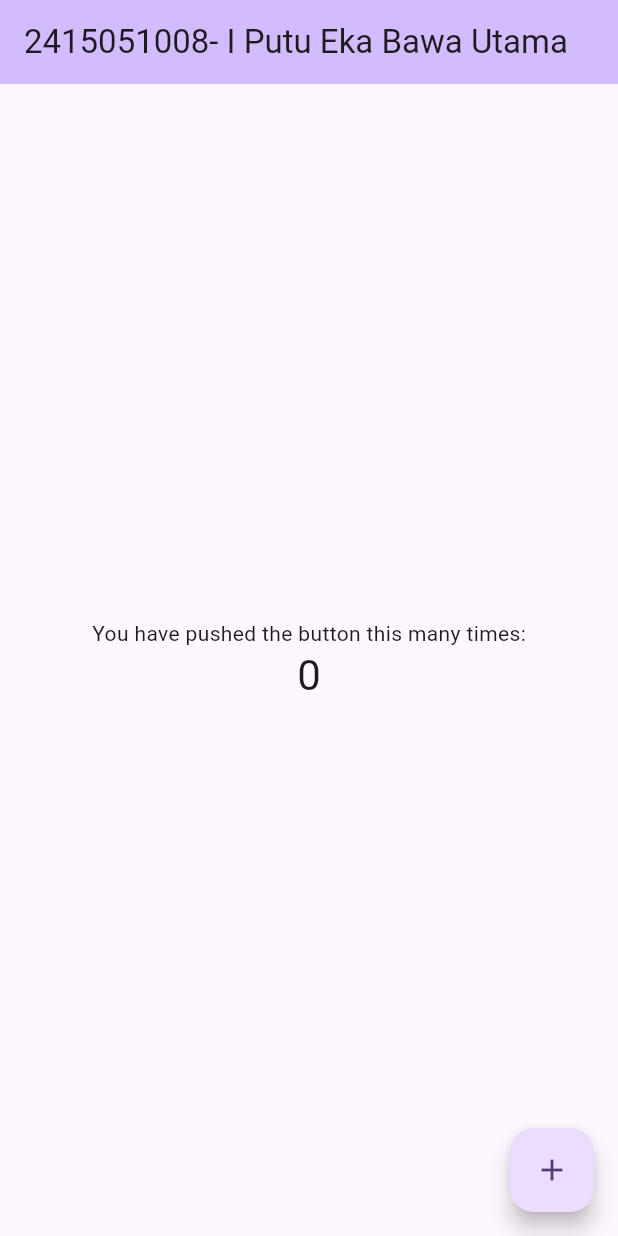
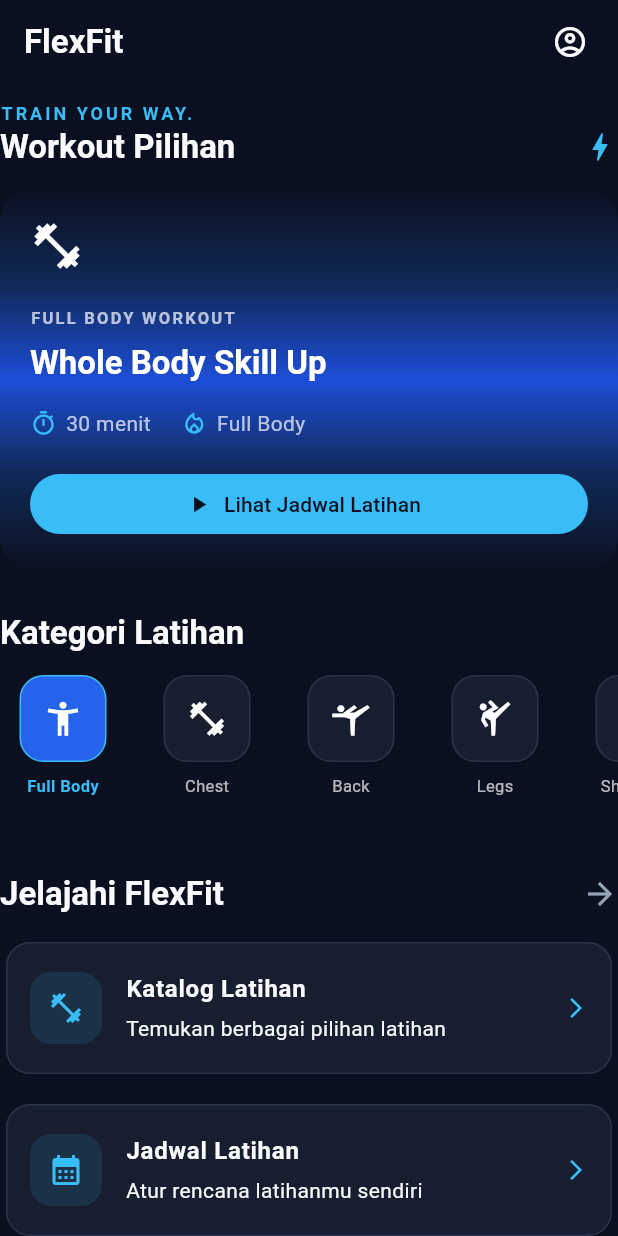
Before and after one commit to ekabawa/FlexFit, a Flutter app: the screen it shows after launch, on a phone screen of 412 x 824 dp. Run offline on Flutter 3.47's test engine with Material 3 defaults, Android fonts, the phone set to English and light mode, and no system bars.

Commit message:
feat: implement dark theme and basic navigation

```diff
--- a/lib/main.dart
+++ b/lib/main.dart
@@ -1,4 +1,6 @@
 import 'package:flutter/material.dart';
+import 'utils/app_theme.dart';
+import 'screens/home_screen.dart';
 
 void main() {
   runApp(const MyApp());
@@ -11,26 +13,10 @@
   @override
   Widget build(BuildContext context) {
     return MaterialApp(
-      title: 'Flutter Demo',
-      theme: ThemeData(
-        // This is the theme of your application.
-        //
-        // TRY THIS: Try running your application with "flutter run". You'll see
-        // the application has a purple toolbar. Then, without quitting the app,
-        // try changing the seedColor in the colorScheme below to Colors.green
-        // and then invoke "hot reload" (save your changes or press the "hot
-        // reload" button in a Flutter-supported IDE, or press "r" if you used
-        // the command line to start the app).
-        //
-        // Notice that the counter didn't reset back to zero; the application
-        // state is not lost during the reload. To reset the state, use hot
-        // restart instead.
-        //
-        // This works for code too, not just values: Most code changes can be
-        // tested with just a hot reload.
-        colorScheme: .fromSeed(seedColor: Colors.deepPurple),
-      ),
-      home: const MyHomePage(title: '2415051008- I Putu Eka Bawa Utama'),
+      title: 'FlexFit',
+      debugShowCheckedModeBanner: false,
+      theme: AppTheme.lightTheme,
+      home: const HomeScreen(),
     );
   }
 }
--- /dev/null
+++ b/lib/screens/exercise_catalog_screen.dart
@@ -0,0 +1,33 @@
+
+import 'package:flutter/material.dart';
+
+class ExerciseCatalogScreen extends StatelessWidget {
+  const ExerciseCatalogScreen({super.key});
+
+  @override
+  Widget build(BuildContext context) {
+    return Scaffold(
+      appBar: AppBar(
+        title: const Text('Katalog Latihan'),
+      ),
+      body: const Center(
+        child: Column(
+          mainAxisSize: MainAxisSize.min,
+          children: [
+            Icon(Icons.fitness_center, size: 64),
+            SizedBox(height: 16),
+            Text(
+              'Katalog Latihan',
+              style: TextStyle(
+                fontSize: 22,
+                fontWeight: FontWeight.bold,
+              ),
+            ),
+            SizedBox(height: 8),
+            Text('Daftar latihan akan ditampilkan di sini.'),
+          ],
+        ),
+      ),
+    );
+  }
+}
--- /dev/null
+++ b/lib/screens/home_screen.dart
@@ -0,0 +1,377 @@
+
+import 'package:flutter/material.dart';
+
+import 'exercise_catalog_screen.dart';
+import 'workout_schedule_screen.dart';
+
+class HomeScreen extends StatelessWidget {
+  const HomeScreen({super.key});
+
+  static const Color _electricBlue = Color(0xFF38BDF8);
+  static const Color _mutedText = Color(0xFF94A3B8);
+
+  @override
+  Widget build(BuildContext context) {
+    final textTheme = Theme.of(context).textTheme;
+
+    return Scaffold(
+      appBar: AppBar(
+        title: const Text(
+          'FlexFit',
+          style: TextStyle(fontWeight: FontWeight.bold),
+        ),
+        actions: [
+          IconButton(
+            tooltip: 'Profil mahasiswa',
+            onPressed: () {
+              showDialog<void>(
+                context: context,
+                builder: (context) => AlertDialog(
+                  title: const Text('Profil Mahasiswa'),
+                  content: const Column(
+                    mainAxisSize: MainAxisSize.min,
+                    crossAxisAlignment: CrossAxisAlignment.start,
+                    children: [
+                      Text('I Putu Eka Bawa Utama'),
+                      SizedBox(height: 8),
+                      Text('NIM: 2415051008'),
+                      Text('Kelas: PTI 5A'),
+                    ],
+                  ),
+                  actions: [
+                    TextButton(
+                      onPressed: () => Navigator.pop(context),
+                      child: const Text('Tutup'),
+                    ),
+                  ],
+                ),
+              );
+            },
+            icon: const Icon(Icons.account_circle_outlined),
+          ),
+          const SizedBox(width: 8),
+        ],
+      ),
+      body: SafeArea(
+        child: SingleChildScrollView(
+          padding: const EdgeInsets.only(top: 12, bottom: 28),
+          child: Column(
+            crossAxisAlignment: CrossAxisAlignment.start,
+            children: [
+              Text(
+                'TRAIN YOUR WAY.',
+                style: textTheme.labelMedium?.copyWith(
+                  color: _electricBlue,
+                  fontWeight: FontWeight.bold,
+                  letterSpacing: 2,
+                ),
+              ),
+              // Workout utama
+              Row(
+                mainAxisAlignment: MainAxisAlignment.spaceBetween,
+                children: [
+                  Text(
+                    'Workout Pilihan',
+                    style: textTheme.titleLarge?.copyWith(
+                      fontWeight: FontWeight.bold,
+                    ),
+                  ),
+                  const Icon(Icons.bolt, color: _electricBlue),
+                ],
+              ),
+              const SizedBox(height: 14),
+              Container(
+                width: double.infinity,
+                padding: const EdgeInsets.all(20),
+
+                decoration: BoxDecoration(
+                  borderRadius: BorderRadius.circular(22),
+                  gradient: const LinearGradient(
+                    begin: Alignment.bottomCenter,
+                    end: Alignment.topCenter,
+                    colors: [
+                      Color(0xFF0B1020),
+                      Color(0xFF102957),
+                      Color(0xFF1D4ED8),
+                      Color(0xFF102957),
+                      Color(0xFF0B1020),
+                    ],
+                    stops: [0.0, 0.25, 0.5, 0.75, 1.0],
+                  ),
+                ),
+
+                child: Column(
+                  crossAxisAlignment: CrossAxisAlignment.start,
+                  children: [
+                    const Icon(
+                      Icons.fitness_center,
+                      color: Colors.white,
+                      size: 36,
+                    ),
+                    const SizedBox(height: 22),
+                    const Text(
+                      'FULL BODY WORKOUT',
+                      style: TextStyle(
+                        color: Colors.white70,
+                        fontSize: 11,
+                        fontWeight: FontWeight.bold,
+                        letterSpacing: 1.5,
+                      ),
+                    ),
+                    const SizedBox(height: 8),
+                    Text(
+                      'Whole Body Skill Up',
+                      style: textTheme.titleLarge?.copyWith(
+                        color: Colors.white,
+                        fontWeight: FontWeight.bold,
+                      ),
+                    ),
+                    const SizedBox(height: 16),
+                    const Row(
+                      children: [
+                        Icon(Icons.timer_outlined, color: _electricBlue,
+                            size: 18),
+                        SizedBox(width: 6),
+                        Text(
+                          '30 menit',
+                          style: TextStyle(color: Colors.white70),
+                        ),
+                        SizedBox(width: 20),
+                        Icon(Icons.local_fire_department_outlined,
+                            color: _electricBlue, size: 18),
+                        SizedBox(width: 6),
+                        Text(
+                          'Full Body',
+                          style: TextStyle(color: Colors.white70),
+                        ),
+                      ],
+                    ),
+                    const SizedBox(height: 20),
+                    SizedBox(
+                      width: double.infinity,
+                      child: FilledButton.icon(
+                        style: FilledButton.styleFrom(
+                          backgroundColor: _electricBlue,
+                          foregroundColor: const Color(0xFF0B1020),
+                        ),
+                        onPressed: () {
+                          Navigator.push(
+                            context,
+                            MaterialPageRoute(
+                              builder: (context) =>
+                                  const WorkoutScheduleScreen(),
+                            ),
+                          );
+                        },
+                        icon: const Icon(Icons.play_arrow),
+                        label: const Text('Lihat Jadwal Latihan'),
+                      ),
+                    ),
+                  ],
+                ),
+              ),
+              const SizedBox(height: 28),
+
+              // Kategori latihan
+              Text(
+                'Kategori Latihan',
+                style: textTheme.titleLarge?.copyWith(
+                  fontWeight: FontWeight.bold,
+                ),
+              ),
+              const SizedBox(height: 14),
+              SizedBox(
+                height: 104,
+                child: ListView(
+                  scrollDirection: Axis.horizontal,
+                  children: const [
+                    _CategoryItem(
+                      icon: Icons.accessibility_new,
+                      label: 'Full Body',
+                      selected: true,
+                    ),
+                    _CategoryItem(
+                      icon: Icons.fitness_center,
+                      label: 'Chest',
+                    ),
+                    _CategoryItem(
+                      icon: Icons.sports_gymnastics,
+                      label: 'Back',
+                    ),
+                    _CategoryItem(
+                      icon: Icons.sports_martial_arts,
+                      label: 'Legs',
+                    ),
+                    _CategoryItem(
+                      icon: Icons.bolt,
+                      label: 'Shoulders',
+                    ),
+                  ],
+                ),
+              ),
+              const SizedBox(height: 28),
+
+              // Menu utama
+              Row(
+                mainAxisAlignment: MainAxisAlignment.spaceBetween,
+                children: [
+                  Text(
+                    'Jelajahi FlexFit',
+                    style: textTheme.titleLarge?.copyWith(
+                      fontWeight: FontWeight.bold,
+                    ),
+                  ),
+                  const Icon(Icons.arrow_forward, color: _mutedText),
+                ],
+              ),
+              const SizedBox(height: 14),
+              _FeatureCard(
+                icon: Icons.fitness_center,
+                title: 'Katalog Latihan',
+                subtitle: 'Temukan berbagai pilihan latihan',
+                onTap: () {
+                  Navigator.push(
+                    context,
+                    MaterialPageRoute(
+                      builder: (context) => const ExerciseCatalogScreen(),
+                    ),
+                  );
+                },
+              ),
+              const SizedBox(height: 12),
+              _FeatureCard(
+                icon: Icons.calendar_month,
+                title: 'Jadwal Latihan',
+                subtitle: 'Atur rencana latihanmu sendiri',
+                onTap: () {
+                  Navigator.push(
+                    context,
+                    MaterialPageRoute(
+                      builder: (context) => const WorkoutScheduleScreen(),
+                    ),
+                  );
+                },
+              ),
+              const SizedBox(height: 24),
+              Center(
+                child: Text(
+                  'FLEXFIT • TRAIN YOUR WAY',
+                  style: textTheme.labelSmall?.copyWith(
+                    color: _mutedText,
+                    letterSpacing: 1.2,
+                  ),
+                ),
+              ),
+            ],
+          ),
+        ),
+      ),
+    );
+  }
+}
+
+class _CategoryItem extends StatelessWidget {
+  const _CategoryItem({
+    required this.icon,
+    required this.label,
+    this.selected = false,
+  });
+
+  final IconData icon;
+  final String label;
+  final bool selected;
+
+  static const Color _blue = Color(0xFF2563EB);
+  static const Color _electricBlue = Color(0xFF38BDF8);
+  static const Color _surface = Color(0xFF171E30);
+
+  @override
+  Widget build(BuildContext context) {
+    return Container(
+      width: 84,
+      margin: const EdgeInsets.only(right: 12),
+      child: Column(
+        children: [
+          Container(
+            width: 58,
+            height: 58,
+            decoration: BoxDecoration(
+              color: selected ? _blue : _surface,
+              borderRadius: BorderRadius.circular(16),
+              border: Border.all(
+                color: selected ? _electricBlue : const Color(0xFF29344A),
+              ),
+            ),
+            child: Icon(
+              icon,
+              color: Colors.white,
+              size: 27,
+            ),
+          ),
+          const SizedBox(height: 8),
+          Text(
+            label,
+            maxLines: 1,
+            overflow: TextOverflow.ellipsis,
+            style: TextStyle(
+              fontSize: 11,
+              color: selected ? _electricBlue : Colors.white70,
+              fontWeight: selected ? FontWeight.bold : FontWeight.normal,
+            ),
+          ),
+        ],
+      ),
+    );
+  }
+}
+
+class _FeatureCard extends StatelessWidget {
+  const _FeatureCard({
+    required this.icon,
+    required this.title,
+    required this.subtitle,
+    required this.onTap,
+  });
+
+  final IconData icon;
+  final String title;
+  final String subtitle;
+  final VoidCallback onTap;
+
+  static const Color _electricBlue = Color(0xFF38BDF8);
+
+  @override
+  Widget build(BuildContext context) {
+    return Card(
+      child: ListTile(
+        contentPadding: const EdgeInsets.symmetric(
+          horizontal: 16,
+          vertical: 8,
+        ),
+        leading: Container(
+          width: 48,
+          height: 48,
+          decoration: BoxDecoration(
+            color: _electricBlue.withValues(alpha: 0.12),
+            borderRadius: BorderRadius.circular(14),
+          ),
+          child: Icon(icon, color: _electricBlue),
+        ),
+        title: Text(
+          title,
+          style: const TextStyle(fontWeight: FontWeight.bold),
+        ),
+        subtitle: Padding(
+          padding: const EdgeInsets.only(top: 4),
+          child: Text(subtitle),
+        ),
+        trailing: const Icon(
+          Icons.arrow_forward_ios,
+          size: 16,
+          color: _electricBlue,
+        ),
+        onTap: onTap,
+      ),
+    );
+  }
+}
--- /dev/null
+++ b/lib/screens/workout_schedule_screen.dart
@@ -0,0 +1,33 @@
+
+import 'package:flutter/material.dart';
+
+class WorkoutScheduleScreen extends StatelessWidget {
+  const WorkoutScheduleScreen({super.key});
+
+  @override
+  Widget build(BuildContext context) {
+    return Scaffold(
+      appBar: AppBar(
+        title: const Text('Jadwal Latihan'),
+      ),
+      body: const Center(
+        child: Column(
+          mainAxisSize: MainAxisSize.min,
+          children: [
+            Icon(Icons.calendar_month, size: 64),
+            SizedBox(height: 16),
+            Text(
+              'Jadwal Latihan',
+              style: TextStyle(
+                fontSize: 22,
+                fontWeight: FontWeight.bold,
+              ),
+            ),
+            SizedBox(height: 8),
+            Text('Rencana latihan akan ditampilkan di sini.'),
+          ],
+        ),
+      ),
+    );
+  }
+}
--- /dev/null
+++ b/lib/utils/app_theme.dart
@@ -0,0 +1,64 @@
+
+import 'package:flutter/material.dart';
+
+class AppTheme {
+  static const Color primaryColor = Color(0xFF2563EB);
+  static const Color accentColor = Color(0xFF38BDF8);
+  static const Color backgroundColor = Color(0xFF0B1020);
+  static const Color surfaceColor = Color(0xFF171E30);
+  static const Color textColor = Color(0xFFF8FAFC);
+
+  static ThemeData get lightTheme {
+    return ThemeData(
+      useMaterial3: true,
+      brightness: Brightness.dark,
+      scaffoldBackgroundColor: backgroundColor,
+      colorScheme: const ColorScheme.dark(
+        primary: primaryColor,
+        secondary: accentColor,
+        surface: surfaceColor,
+        onPrimary: Colors.white,
+        onSecondary: backgroundColor,
+        onSurface: textColor,
+      ),
+      appBarTheme: const AppBarTheme(
+        backgroundColor: backgroundColor,
+        foregroundColor: textColor,
+        centerTitle: false,
+        elevation: 0,
+      ),
+      cardTheme: CardThemeData(
+        color: surfaceColor,
+        elevation: 0,
+        shape: RoundedRectangleBorder(
+          borderRadius: BorderRadius.circular(16),
+          side: const BorderSide(
+            color: Color(0xFF29344A),
+          ),
+        ),
+      ),
+      textTheme: const TextTheme(
+        bodyLarge: TextStyle(color: textColor),
+        bodyMedium: TextStyle(color: Color(0xFFCBD5E1)),
+        titleLarge: TextStyle(
+          color: textColor,
+          fontWeight: FontWeight.bold,
+        ),
+        headlineMedium: TextStyle(
+          color: textColor,
+          fontWeight: FontWeight.bold,
+        ),
+      ),
+      elevatedButtonTheme: ElevatedButtonThemeData(
+        style: ElevatedButton.styleFrom(
+          backgroundColor: primaryColor,
+          foregroundColor: Colors.white,
+          minimumSize: const Size(0, 48),
+          shape: RoundedRectangleBorder(
+            borderRadius: BorderRadius.circular(12),
+          ),
+        ),
+      ),
+    );
+  }
+}
```
Also changed, not shown: 2 other files.
